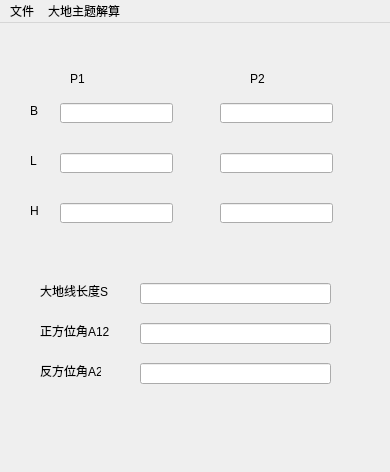
The window that 大地主题解算/MainWindow.ui (Antrovirens/learn-surveying-software-designing) describes before a commit, drawn with Qt 5.
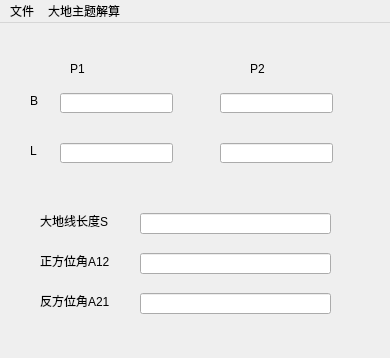
The same window after the commit.

Diff of the .ui file:
```diff
--- a/大地主题解算/MainWindow.ui
+++ b/大地主题解算/MainWindow.ui
@@ -7,7 +7,7 @@
     <x>0</x>
     <y>0</y>
     <width>390</width>
-    <height>472</height>
+    <height>358</height>
    </rect>
   </property>
   <property name="windowTitle">
@@ -18,7 +18,7 @@
     <property name="geometry">
      <rect>
       <x>60</x>
-      <y>80</y>
+      <y>70</y>
       <width>113</width>
       <height>20</height>
      </rect>
@@ -28,17 +28,7 @@
     <property name="geometry">
      <rect>
       <x>60</x>
-      <y>130</y>
-      <width>113</width>
-      <height>20</height>
-     </rect>
-    </property>
-   </widget>
-   <widget class="QLineEdit" name="lineEdit_H1">
-    <property name="geometry">
-     <rect>
-      <x>60</x>
-      <y>180</y>
+      <y>120</y>
       <width>113</width>
       <height>20</height>
      </rect>
@@ -48,7 +38,7 @@
     <property name="geometry">
      <rect>
       <x>30</x>
-      <y>80</y>
+      <y>70</y>
       <width>16</width>
       <height>16</height>
      </rect>
@@ -61,7 +51,7 @@
     <property name="geometry">
      <rect>
       <x>30</x>
-      <y>130</y>
+      <y>120</y>
       <width>16</width>
       <height>16</height>
      </rect>
@@ -70,34 +60,11 @@
      <string>L</string>
     </property>
    </widget>
-   <widget class="QLabel" name="label_3">
-    <property name="geometry">
-     <rect>
-      <x>30</x>
-      <y>180</y>
-      <width>16</width>
-      <height>16</height>
-     </rect>
-    </property>
-    <property name="text">
-     <string>H</string>
-    </property>
-   </widget>
-   <widget class="QLineEdit" name="lineEdit_H2">
-    <property name="geometry">
-     <rect>
-      <x>220</x>
-      <y>180</y>
-      <width>113</width>
-      <height>20</height>
-     </rect>
-    </property>
-   </widget>
    <widget class="QLineEdit" name="lineEdit_L2">
     <property name="geometry">
      <rect>
       <x>220</x>
-      <y>130</y>
+      <y>120</y>
       <width>113</width>
       <height>20</height>
      </rect>
@@ -107,7 +74,7 @@
     <property name="geometry">
      <rect>
       <x>220</x>
-      <y>80</y>
+      <y>70</y>
       <width>113</width>
       <height>20</height>
      </rect>
@@ -117,7 +84,7 @@
     <property name="geometry">
      <rect>
       <x>70</x>
-      <y>50</y>
+      <y>40</y>
       <width>54</width>
       <height>12</height>
      </rect>
@@ -130,7 +97,7 @@
     <property name="geometry">
      <rect>
       <x>250</x>
-      <y>50</y>
+      <y>40</y>
       <width>54</width>
       <height>12</height>
      </rect>
@@ -143,7 +110,7 @@
     <property name="geometry">
      <rect>
       <x>140</x>
-      <y>260</y>
+      <y>190</y>
       <width>191</width>
       <height>21</height>
      </rect>
@@ -153,7 +120,7 @@
     <property name="geometry">
      <rect>
       <x>40</x>
-      <y>260</y>
+      <y>190</y>
       <width>101</width>
       <height>16</height>
      </rect>
@@ -166,7 +133,7 @@
     <property name="geometry">
      <rect>
       <x>140</x>
-      <y>300</y>
+      <y>230</y>
       <width>191</width>
       <height>21</height>
      </rect>
@@ -176,7 +143,7 @@
     <property name="geometry">
      <rect>
       <x>140</x>
-      <y>340</y>
+      <y>270</y>
       <width>191</width>
       <height>21</height>
      </rect>
@@ -186,7 +153,7 @@
     <property name="geometry">
      <rect>
       <x>40</x>
-      <y>300</y>
+      <y>230</y>
       <width>81</width>
       <height>16</height>
      </rect>
@@ -199,8 +166,8 @@
     <property name="geometry">
      <rect>
       <x>40</x>
-      <y>340</y>
-      <width>61</width>
+      <y>270</y>
+      <width>71</width>
       <height>16</height>
      </rect>
     </property>
```
